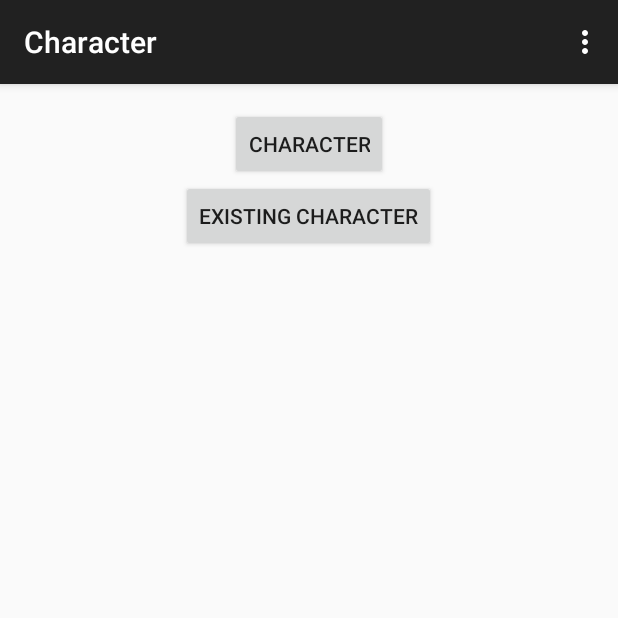
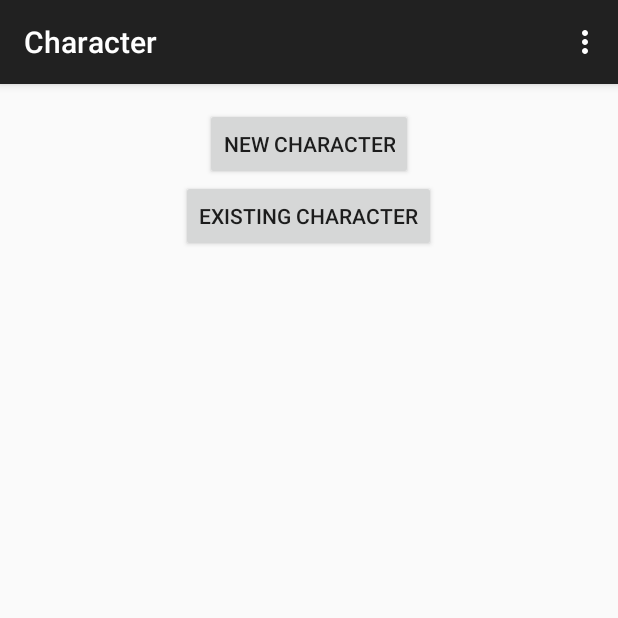
Before and after one commit to beautifuldonkey/SurvivorsGuide, an Android app: the CharacterActivity screen opened directly, with no data from a screen before it, on a phone screen of 412 x 824 dp, the top half of it. Run offline under Robolectric (Android 15) with nearby library versions, the phone set to English and light mode, and no system bars.

Commit message:
removing unused string and fixing new character button string text reference

```diff
--- a/app/src/main/res/layout/activity_character.xml
+++ b/app/src/main/res/layout/activity_character.xml
@@ -9,7 +9,7 @@
     <Button
         android:layout_width="wrap_content"
         android:layout_height="wrap_content"
-        android:text="@string/btn_character"
+        android:text="@string/btn_new_character"
         android:id="@+id/btnNewCharacter"
         android:layout_alignParentTop="true"
         android:layout_centerHorizontal="true" />
--- a/app/src/main/res/values/strings.xml
+++ b/app/src/main/res/values/strings.xml
@@ -15,7 +15,6 @@
     <string name="btn_skills">Skills</string>
     <string name="btn_strains">Strains</string>
     <string name="btn_professions">Professions</string>
-    <string name="btn_character">Character</string>
     <string name="btn_new_character">New Character</string>
     <string name="btn_existing_character">Existing Character</string>
 
```
